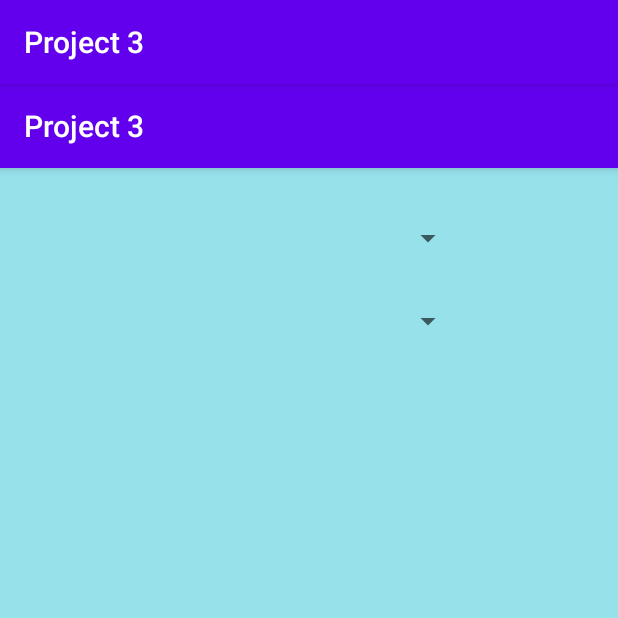
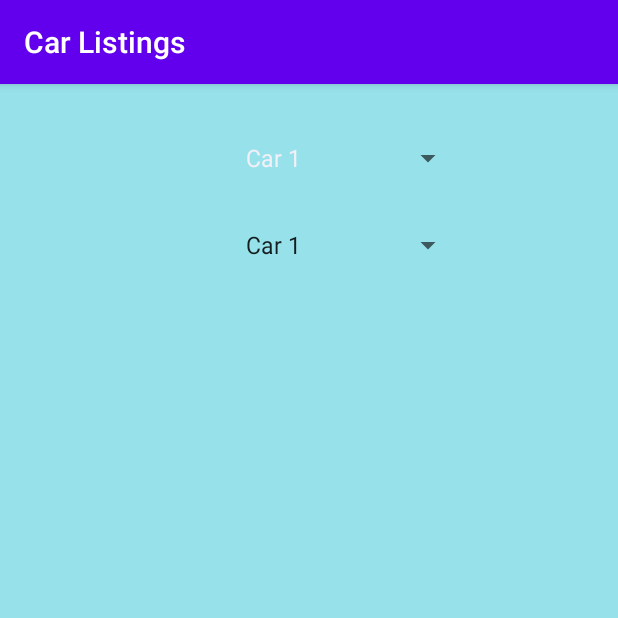
Before and after one commit to Hunter3787/cecs453, an Android app: the screen it shows after launch (MainActivity), on a phone screen of 412 x 824 dp, the top half of it. Run offline under Robolectric (Android 15) with nearby library versions, the phone set to English and light mode, and no system bars.

Commit message:
Spinners Finished
Spinners work for the most part, need to finish layout and data parsing

```diff
--- a/Project 3/app/src/main/AndroidManifest.xml
+++ b/Project 3/app/src/main/AndroidManifest.xml
@@ -9,7 +9,9 @@
         android:roundIcon="@mipmap/ic_launcher_round"
         android:supportsRtl="true"
         android:theme="@style/AppTheme">
-        <activity android:name=".MainActivity">
+        <activity android:name=".MainActivity"
+            android:label="Car Listings"
+            android:theme="@style/AppTheme.NoActionBar">
             <intent-filter>
                 <action android:name="android.intent.action.MAIN" />
 
@@ -17,5 +19,4 @@
             </intent-filter>
         </activity>
     </application>
-
 </manifest>
--- a/Project 3/app/src/main/java/com/cecs453/project3/DBHelper.java
+++ /dev/null
@@ -1,4 +0,0 @@
-package com.cecs453.project3;
-
-public class DBHelper {
-}
--- a/Project 3/app/src/main/java/com/cecs453/project3/MainActivity.java
+++ b/Project 3/app/src/main/java/com/cecs453/project3/MainActivity.java
@@ -1,18 +1,31 @@
 package com.cecs453.project3;
 
 
+import android.content.Context;
+import android.content.Intent;
 import android.support.v7.app.AppCompatActivity;
 import android.os.Bundle;
 import android.support.v7.widget.RecyclerView;
 import android.support.v7.widget.Toolbar;
+import android.view.LayoutInflater;
+import android.view.View;
+import android.view.ViewGroup;
+import android.widget.AdapterView;
+import android.widget.ArrayAdapter;
+import android.widget.ImageView;
 import android.widget.Spinner;
+import android.widget.TextView;
 
-public class MainActivity extends AppCompatActivity {
+import java.util.ArrayList;
+import java.util.List;
+
+public class MainActivity extends AppCompatActivity implements AdapterView.OnItemSelectedListener {
 
     private boolean mTwoPane = false;
     private static String carListURL = "https://thawing-beach-68207.herokuapp.com/carmakes";
     private static String carModelsULRPrefix = "https://thawing-beach-68207.herokuapp.com/carmodelmakes/";
     private static String carDetailsURLPrefix = "https://thawing-beach-68207.herokuapp.com/cars/";
+    private ArrayList<String> carsList;
 
     @Override
     protected void onCreate(Bundle savedInstanceState) {
@@ -23,15 +36,118 @@ public class MainActivity extends AppCompatActivity {
         setSupportActionBar(toolbar);
         toolbar.setTitle(getTitle());
 
+        carsList = new ArrayList<>();
+        carsList.add("Car 1");
+        carsList.add("Car 2");
+
         Spinner mMake = findViewById(R.id.spnMake);
         Spinner mModel = findViewById(R.id.spnModel);
         RecyclerView recyclerView = findViewById(R.id.car_list);
 
-        /*
-        if(findViewById(R.id.car_detail_container != null))
-            mTwoPane = true;
-            */
+        recyclerView.setAdapter(new CustomCarAdapter(carsList));
+
+        mMake.setOnItemSelectedListener(this);
+        ArrayAdapter<String> makeA =
+                new ArrayAdapter<>(getApplication(),
+                        R.layout.spinner_item, carsList);
+        makeA.setDropDownViewResource(R.layout.spinner_item);
+        mMake.setAdapter(makeA);
+
+        mModel.setOnItemSelectedListener(this);
+        ArrayAdapter<String> modelA =
+                new ArrayAdapter<>(this,
+                        R.layout.spinner_item, carsList);
+        modelA.setDropDownViewResource(R.layout.spinner_item);
+        mModel.setAdapter(modelA);
 
 
+        //Spinner mMake receives information and stores it in local variable.
+        //Concatonate id from selected spinner one to url for option under spinner mModel.
+        //Concatonate mModel to the previous URL string and get the available cars by make an model.
+
+
+
+
+
+
+        if(findViewById(R.id.car_detail_container) != null)
+            mTwoPane = true;
+    }
+
+    @Override
+    public void onItemSelected(AdapterView<?> parent, View view, int position, long id) {
+
+    }
+
+    @Override
+    public void onNothingSelected(AdapterView<?> parent) {
+
+    }
+
+
+    public class CustomCarAdapter extends RecyclerView.Adapter
+            <CustomCarAdapter.ViewHolder> {
+
+        private List<String> mCars;
+
+        public CustomCarAdapter(List<String> cars){ mCars = cars; }
+
+        @Override
+        public ViewHolder onCreateViewHolder(ViewGroup parent, int viewType){
+            View view = LayoutInflater.from(parent.getContext())
+                    .inflate(R.layout.car_list_content, parent, false);
+            return new ViewHolder(view);
+        }
+
+        @Override
+        public void onBindViewHolder(final ViewHolder holder, int position){
+            /*
+            holder.mView = mCars.get(position);
+            holder.mIdView.setText(String.valueOf(position + 1));
+            holder.mContentView.setText(mValues.get(position).song_title);
+            holder.mView.setOnClickListener(new View.OnClickListener() {
+                @Override
+                public void onClick(View v) {
+                    if(mTwoPane){
+                        int selectedSong = holder.getAdapterPosition();
+                        SongDetailFragment fragment = SongDetailFragment.newInstance(selectedSong);
+                        getSupportFragmentManager().beginTransaction()
+                                .replace(R.id.song_detail_container,fragment)
+                                .addToBackStack(null)
+                                .commit();
+                    }
+                    else{
+                        Context context = v.getContext();
+                        Intent intent = new Intent(context,
+                                SongDetailActivity.class);
+                        intent.putExtra(SongUtils.SONG_ID_KEY,
+                                holder.getAdapterPosition());
+                        context.startActivity(intent);
+                    }
+                }
+            });
+            */
+        }
+
+        @Override
+        public int getItemCount() {
+            return 0;
+        }
+
+        public class ViewHolder extends RecyclerView.ViewHolder {
+            final View mView;
+            final ImageView mImgView;
+            final TextView mIdView;
+            final TextView mContentView;
+           // SongUtils.Song mItem;
+
+            ViewHolder(View view) {
+                super(view);
+                mView = view;
+                mImgView = view.findViewById(R.id.imgCar);
+                mIdView =  view.findViewById(R.id.name);
+                mContentView =  view.findViewById(R.id.detail);
+            }
+        }
     }
 }
--- a/Project 3/app/src/main/res/layout/activity_main.xml
+++ b/Project 3/app/src/main/res/layout/activity_main.xml
@@ -32,5 +32,4 @@
         <include layout="@layout/car_list" />
     </FrameLayout>
 
-
 </android.support.design.widget.CoordinatorLayout>
--- /dev/null
+++ b/Project 3/app/src/main/res/layout/spinner_item.xml
@@ -0,0 +1,9 @@
+<?xml version="1.0" encoding="utf-8"?>
+<TextView xmlns:android="http://schemas.android.com/apk/res/android"
+    android:id="@android:id/text1"
+    style="?android:attr/spinnerItemStyle"
+    android:layout_width="match_parent"
+    android:layout_height="wrap_content"
+    android:ellipsize="marquee"
+    android:singleLine="true"
+    android:textAlignment="inherit" />
```
Also changed, not shown: Project 3/app/src/main/java/com/cecs453/project3/CustomCarAdapter.java (deleted, +0 -45 lines), Project 3/app/src/main/java/com/cecs453/project3/GetCars.java (+9 -39 lines).
